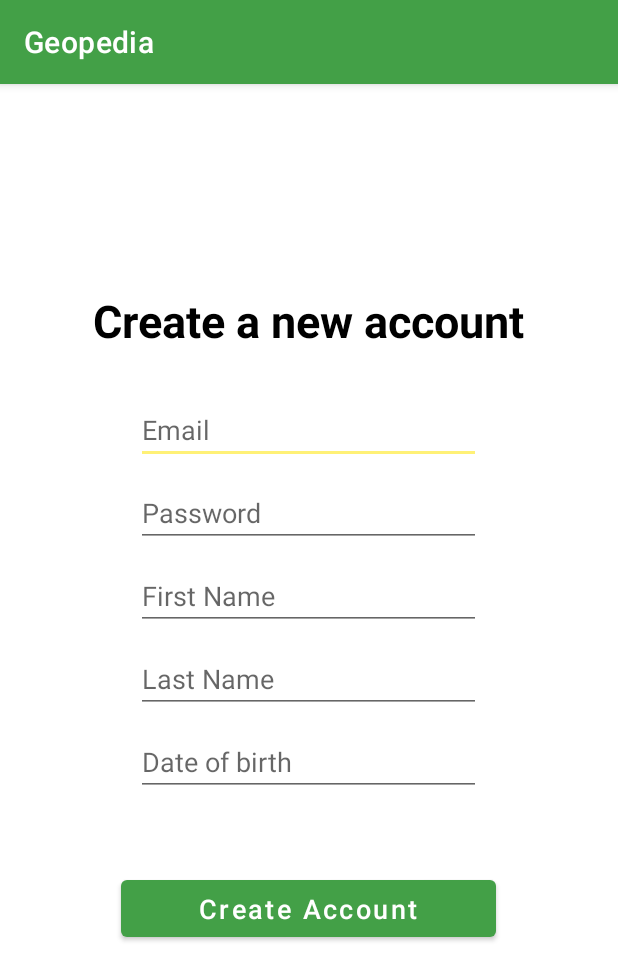
After one commit to iatharva/Geopedia, an Android app: the CreateNewAccount screen opened directly, with no data from a screen before it, on a phone screen of 412 x 824 dp. The commit adds this screen. Shown: the top 980 px of the screen. Run offline under Robolectric (Android 15) with nearby library versions, the phone set to English and light mode, and no system bars; our stand-ins replace Firebase (no records; nobody signed in at launch, a user with empty details on screens opened directly).

Commit message:
UI&B: Added Create Account

```diff
--- a/app/src/main/AndroidManifest.xml
+++ b/app/src/main/AndroidManifest.xml
@@ -13,6 +13,9 @@
         android:supportsRtl="true"
         android:theme="@style/Theme.Geopedia"
         tools:targetApi="31">
+        <activity
+            android:name=".CreateNewAccount"
+            android:exported="false" />
         <activity
             android:name=".HomeAdmin"
             android:exported="false"
--- /dev/null
+++ b/app/src/main/res/layout/activity_create_new_account.xml
@@ -0,0 +1,79 @@
+<?xml version="1.0" encoding="utf-8"?>
+<LinearLayout xmlns:android="http://schemas.android.com/apk/res/android"
+    xmlns:app="http://schemas.android.com/apk/res-auto"
+    xmlns:tools="http://schemas.android.com/tools"
+    android:layout_width="match_parent"
+    android:layout_height="match_parent"
+    android:orientation="vertical"
+    android:gravity="center"
+    tools:context=".CreateNewAccount">
+
+    <TextView
+        android:id="@+id/textView"
+        android:layout_width="wrap_content"
+        android:layout_height="wrap_content"
+        android:text="@string/create_a_new_account"
+        android:textColor="@color/black"
+        android:textSize="30sp"
+        android:textStyle="bold"/>
+
+    <Space
+        android:layout_width="match_parent"
+        android:layout_height="30sp"/>
+
+    <EditText
+        android:id="@+id/EmailField"
+        android:hint="@string/email"
+        android:layout_width="230sp"
+        android:layout_height="wrap_content"
+        android:inputType="textEmailAddress"
+        android:autofillHints="Email"/>
+
+    <EditText
+        android:id="@+id/PasswordField"
+        android:paddingTop="20sp"
+        android:hint="@string/password"
+        android:layout_width="230sp"
+        android:layout_height="wrap_content"
+        android:inputType="textPassword"
+        android:autofillHints="Password"
+        app:passwordToggleEnabled="true"
+        app:passwordToggleTint="@android:color/black"/>
+
+    <EditText
+        android:id="@+id/FNameField"
+        android:paddingTop="20sp"
+        android:hint="@string/first_name"
+        android:layout_width="230sp"
+        android:layout_height="wrap_content"/>
+
+    <EditText
+        android:id="@+id/LNameField"
+        android:paddingTop="20sp"
+        android:hint="@string/last_name"
+        android:layout_width="230sp"
+        android:layout_height="wrap_content"/>
+
+    <EditText
+        android:id="@+id/DateField"
+        android:paddingTop="20sp"
+        android:hint="@string/date_of_birth"
+        android:layout_width="230sp"
+        android:layout_height="wrap_content"
+        android:editable="false"
+        android:ems="10"
+        android:inputType="date" />
+
+    <Space
+        android:layout_width="match_parent"
+        android:layout_height="50sp"
+        tools:ignore="SmallSp" />
+    <Button
+        android:id="@+id/AddAccountBtn"
+        android:layout_width="250sp"
+        android:layout_height="50sp"
+        android:text="@string/create_account"
+        android:textAllCaps="false"
+        android:textSize="18sp" />
+
+</LinearLayout>
--- a/app/src/main/res/values/strings.xml
+++ b/app/src/main/res/values/strings.xml
@@ -32,5 +32,9 @@
     <string name="reset_password">Reset password</string>
     <string name="receive_reset_link_on_email">Receive reset link on email</string>
     <string name="signingin">signing in...</string>
+    <string name="create_account">Create Account</string>
+    <string name="date_of_birth">Date of birth</string>
+    <string name="last_name">Last Name</string>
+    <string name="first_name">First Name</string>
 
 </resources>
```
Also changed, not shown: app/src/main/java/com/example/geopedia/CreateNewAccount.java (added, +159 -0 lines), app/src/main/java/com/example/geopedia/LogIn.java (+32 -2 lines).
